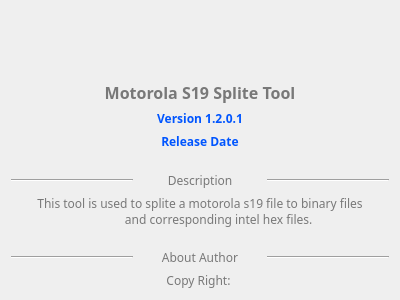
The window that AboutDialog.ui (f0ghua/srTool) describes before a commit, drawn with Qt 5.
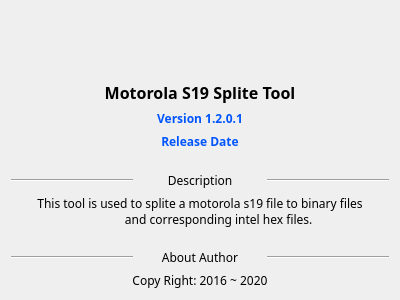
The same window after the commit. Icons and pictures are not drawn.

Commit message: ! change about icon from svg to png file, so that no svg library needed

Diff of the .ui file:
```diff
--- a/AboutDialog.ui
+++ b/AboutDialog.ui
@@ -91,7 +91,7 @@
         </font>
        </property>
        <property name="styleSheet">
-        <string notr="true">color: rgb(120, 120, 120);</string>
+        <string notr="true">color: rgb(0, 0, 0);</string>
        </property>
        <property name="text">
         <string>Motorola S19 Splite Tool</string>
@@ -176,7 +176,7 @@
           </font>
          </property>
          <property name="styleSheet">
-          <string notr="true">color: rgb(120, 120, 120);</string>
+          <string notr="true">color: rgb(0, 0, 0);</string>
          </property>
          <property name="text">
           <string>Description</string>
@@ -206,7 +206,7 @@
         </font>
        </property>
        <property name="styleSheet">
-        <string notr="true">color: rgb(120, 120, 120);</string>
+        <string notr="true">color: rgb(0, 0, 0);</string>
        </property>
        <property name="text">
         <string>This tool is used to splite a motorola s19 file to binary files
@@ -250,7 +250,7 @@
           </font>
          </property>
          <property name="styleSheet">
-          <string notr="true">color: rgb(120, 120, 120);</string>
+          <string notr="true">color: rgb(0, 0, 0);</string>
          </property>
          <property name="text">
           <string>About Author</string>
@@ -280,10 +280,10 @@
         </font>
        </property>
        <property name="styleSheet">
-        <string notr="true">color: rgb(120, 120, 120);</string>
+        <string notr="true">color: rgb(0, 0, 0);</string>
        </property>
        <property name="text">
-        <string>Copy Right: </string>
+        <string>Copy Right: 2016 ~ 2020</string>
        </property>
        <property name="alignment">
         <set>Qt::AlignCenter</set>
```
Left out of the diff: 2 changed lines with no effect on the pictures. The commit also changes 6 other files.
